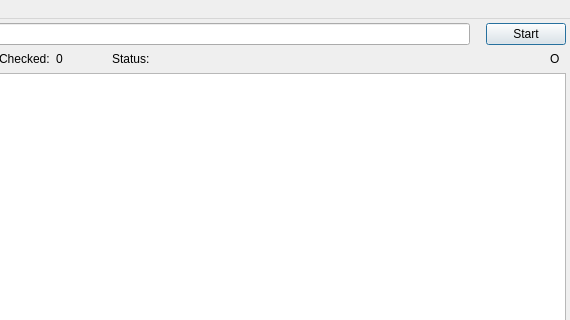
wummel/linkchecker, file linkcheck/gui/ui/main.ui: the form before one commit; both pictures show x 212 to 782 and y 0 to 320 of the 782 by 664 pixel window.
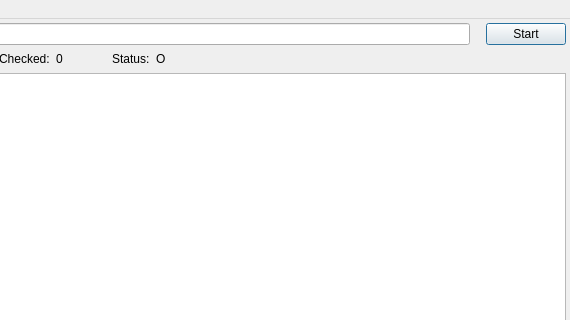
The form after the commit. Icons and pictures are not drawn. Custom widgets are drawn as their Qt base class.

Commit message: Move busy indicator next to the status label.

```diff
--- a/linkcheck/gui/ui/main.ui
+++ b/linkcheck/gui/ui/main.ui
@@ -182,19 +182,6 @@
         </property>
        </widget>
       </item>
-      <item>
-       <widget class="QLabel" name="label_status">
-        <property name="sizePolicy">
-         <sizepolicy hsizetype="MinimumExpanding" vsizetype="Preferred">
-          <horstretch>0</horstretch>
-          <verstretch>0</verstretch>
-         </sizepolicy>
-        </property>
-        <property name="text">
-         <string/>
-        </property>
-       </widget>
-      </item>
       <item>
        <widget class="QLabel" name="label_busy">
         <property name="sizePolicy">
@@ -214,6 +201,19 @@
         </property>
        </widget>
       </item>
+      <item>
+       <widget class="QLabel" name="label_status">
+        <property name="sizePolicy">
+         <sizepolicy hsizetype="MinimumExpanding" vsizetype="Preferred">
+          <horstretch>0</horstretch>
+          <verstretch>0</verstretch>
+         </sizepolicy>
+        </property>
+        <property name="text">
+         <string/>
+        </property>
+       </widget>
+      </item>
      </layout>
     </item>
     <item>
```
The commit also changes 1 other file.
